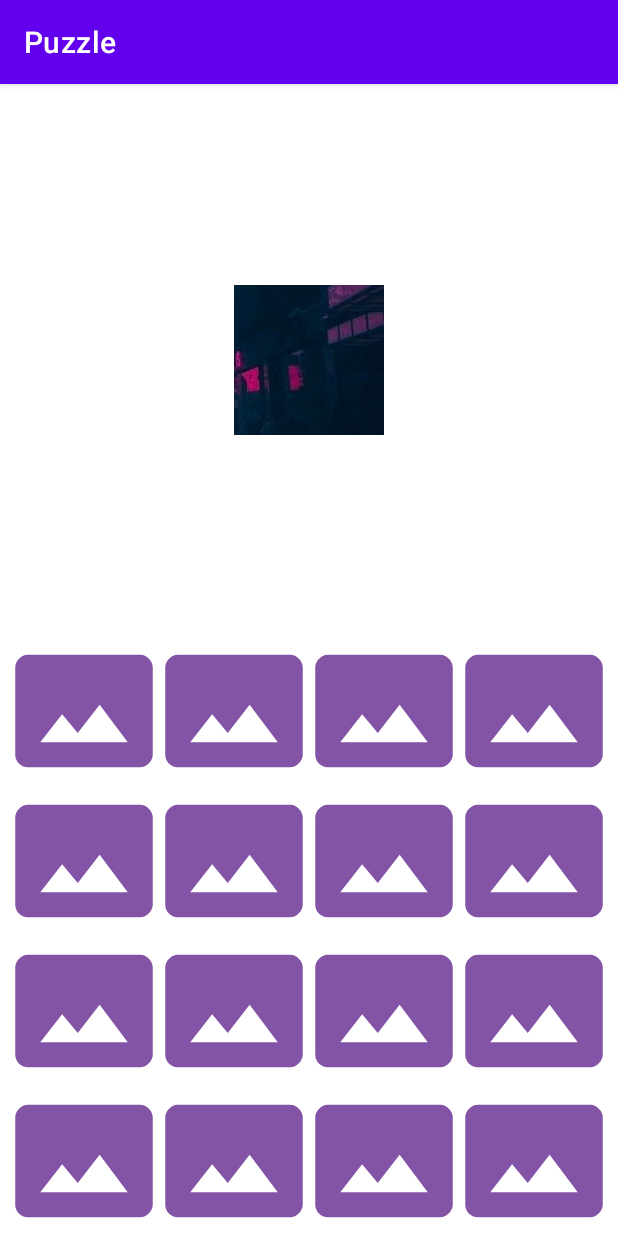
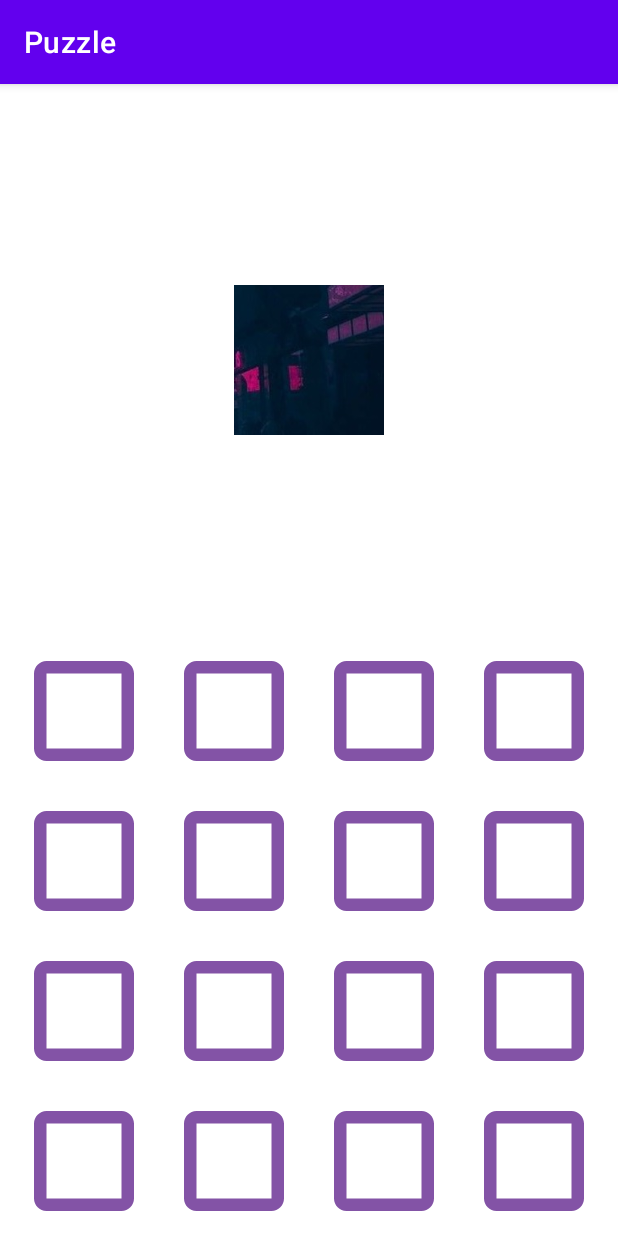
Before and after one commit to ksproska/Puzzle, an Android app: the screen it shows after launch (MainActivity), on a phone screen of 412 x 824 dp. Run offline under Robolectric (Android 15) with nearby library versions, the phone set to English and light mode, and no system bars.

Commit message:
x for when wrong input, dragged image not empty square

```diff
--- a/app/src/main/java/com/example/puzzle/MainActivity.kt
+++ b/app/src/main/java/com/example/puzzle/MainActivity.kt
@@ -9,12 +9,10 @@ import android.graphics.drawable.ColorDrawable
 import android.os.Build
 import androidx.appcompat.app.AppCompatActivity
 import android.os.Bundle
-import android.provider.ContactsContract
 import android.util.Log
 import android.view.DragEvent
 import android.view.View
 import android.widget.ImageView
-import android.widget.TextView
 import java.util.*
 import kotlin.collections.ArrayList
 
@@ -32,7 +30,14 @@ class MainActivity : AppCompatActivity() {
         R.drawable.row_3_column_1, R.drawable.row_3_column_2, R.drawable.row_3_column_3, R.drawable.row_3_column_4,
         R.drawable.row_4_column_1, R.drawable.row_4_column_2, R.drawable.row_4_column_3, R.drawable.row_4_column_4
     )
+    var currentlySetImages: ArrayList<Int> = arrayListOf(
+        R.drawable.ic_simple_square, R.drawable.ic_simple_square, R.drawable.ic_simple_square, R.drawable.ic_simple_square,
+        R.drawable.ic_simple_square, R.drawable.ic_simple_square, R.drawable.ic_simple_square, R.drawable.ic_simple_square,
+        R.drawable.ic_simple_square, R.drawable.ic_simple_square, R.drawable.ic_simple_square, R.drawable.ic_simple_square,
+        R.drawable.ic_simple_square, R.drawable.ic_simple_square, R.drawable.ic_simple_square, R.drawable.ic_simple_square
+    )
     lateinit var toDropImage: ImageView
+    var currentImageInx: Int = -1
 
     fun getIdOfImageForImageView(imageView: ImageView): Int {
         var inx = dropListeners.indexOf(imageView)
@@ -48,6 +53,14 @@ class MainActivity : AppCompatActivity() {
         toDropImage.setImageResource(notSetImages[randomNumber])
         Log.i(null, "" + dropImages.indexOf(notSetImages[randomNumber]))
         toDropImage.tag = randomNumber
+        currentImageInx = dropImages.indexOf(notSetImages[randomNumber])
+        for (imageView in dropListeners) {
+            var currentImage = currentlySetImages[dropListeners.indexOf(imageView)]
+            if (currentImage == R.drawable.ic_not_correct) {
+                currentlySetImages.set(dropListeners.indexOf(imageView), R.drawable.ic_simple_square)
+            }
+            imageView.setImageResource(currentlySetImages[dropListeners.indexOf(imageView)])
+        }
     }
 
     override fun onCreate(savedInstanceState: Bundle?) {
@@ -86,7 +99,7 @@ class MainActivity : AppCompatActivity() {
                 item
             )
 
-            val myShadow = MyDragShadowBuilder(v)
+            val myShadow = MyDragShadowBuilder(v, dropImages[currentImageInx])
 
             if (Build.VERSION.SDK_INT >= Build.VERSION_CODES.N) {
                 v.startDragAndDrop(dragData, myShadow,null,0)
@@ -102,14 +115,12 @@ class MainActivity : AppCompatActivity() {
     }
 
 
-    private class MyDragShadowBuilder(v: View) : View.DragShadowBuilder(v) {
-        private val shadow = ColorDrawable(Color.LTGRAY)
+    private class MyDragShadowBuilder(v: View, imageID: Int) : View.DragShadowBuilder(v) {
+        private val shadow = view.getResources().getDrawable(imageID, null)
 
         override fun onProvideShadowMetrics(size: Point, touch: Point) {
             val width: Int = (view.width / 1.2F).toInt()
             val height: Int = (view.height / 1.2F).toInt()
-            //val width: Int = view.width / 2
-            //val height: Int = view.height / 2
 
             shadow.setBounds(0, 0, width, height)
             size.set(width, height)
@@ -133,7 +144,7 @@ class MainActivity : AppCompatActivity() {
                 }
 
                 DragEvent.ACTION_DRAG_ENTERED -> {
-                    imageView.setImageResource(R.drawable.ic_input)
+                    imageView.setImageDrawable(ColorDrawable(Color.WHITE))
                     true
                 }
 
@@ -141,20 +152,23 @@ class MainActivity : AppCompatActivity() {
                     true
 
                 DragEvent.ACTION_DRAG_EXITED -> {
-                    imageView.setImageResource(R.drawable.ic_empty_image)
+                    var imgInx = dropListeners.indexOf(imageView)
+                    imageView.setImageResource(currentlySetImages[imgInx])
                     true
                 }
 
                 DragEvent.ACTION_DROP -> {
                     if (imageThatShouldBeDroped == notSetImages[dragedImageInx]) {
+                        currentlySetImages.set(dropImages.indexOf(imageThatShouldBeDroped), notSetImages[dragedImageInx])
                         imageView.setImageResource(notSetImages[dragedImageInx])
                         notSetImages.remove(notSetImages[dragedImageInx])
-                        imageView.setBackgroundColor(Color.BLUE)
+//                        imageView.setBackgroundColor(Color.BLUE)
                         setNextImage()
                     }
                     else {
 //                        imageView.setBackgroundColor(0x00000000)
-                        imageView.setImageResource(R.drawable.ic_empty_image)
+                        imageView.setImageResource(R.drawable.ic_not_correct)
+                        currentlySetImages.set(dropListeners.indexOf(imageView), R.drawable.ic_not_correct)
                     }
                     true
                 }
--- a/app/src/main/res/drawable/ic_input.xml
+++ b/app/src/main/res/drawable/ic_input.xml
@@ -1,5 +1,5 @@
 <vector android:alpha="0.68" android:autoMirrored="true"
-    android:height="24dp" android:tint="#48027C"
+    android:height="24dp" android:tint="#C948027C"
     android:viewportHeight="24" android:viewportWidth="24"
     android:width="24dp" xmlns:android="http://schemas.android.com/apk/res/android">
     <path android:fillColor="@android:color/white" android:pathData="M21,3.01H3c-1.1,0 -2,0.9 -2,2V9h2V4.99h18v14.03H3V15H1v4.01c0,1.1 0.9,1.98 2,1.98h18c1.1,0 2,-0.88 2,-1.98v-14c0,-1.11 -0.9,-2 -2,-2zM11,16l4,-4 -4,-4v3H1v2h10v3z"/>
--- /dev/null
+++ b/app/src/main/res/drawable/ic_not_correct.xml
@@ -0,0 +1,5 @@
+<vector android:alpha="0.68" android:height="24dp"
+    android:tint="#48027C" android:viewportHeight="24"
+    android:viewportWidth="24" android:width="24dp" xmlns:android="http://schemas.android.com/apk/res/android">
+    <path android:fillColor="@android:color/white" android:pathData="M19,6.41L17.59,5 12,10.59 6.41,5 5,6.41 10.59,12 5,17.59 6.41,19 12,13.41 17.59,19 19,17.59 13.41,12z"/>
+</vector>
--- /dev/null
+++ b/app/src/main/res/drawable/ic_simple_square.xml
@@ -0,0 +1,5 @@
+<vector android:alpha="0.68" android:height="24dp"
+    android:tint="#48027C" android:viewportHeight="24"
+    android:viewportWidth="24" android:width="24dp" xmlns:android="http://schemas.android.com/apk/res/android">
+    <path android:fillColor="@android:color/white" android:pathData="M18,4L6,4c-1.1,0 -2,0.9 -2,2v12c0,1.1 0.9,2 2,2h12c1.1,0 2,-0.9 2,-2L20,6c0,-1.1 -0.9,-2 -2,-2zM18,18L6,18L6,6h12v12z"/>
+</vector>
--- a/app/src/main/res/layout/activity_main.xml
+++ b/app/src/main/res/layout/activity_main.xml
@@ -35,28 +35,28 @@
                 android:layout_width="0dp"
                 android:layout_height="100dp"
                 android:layout_weight="1"
-                app:srcCompat="@drawable/ic_empty_image"/>
+                app:srcCompat="@drawable/ic_simple_square"/>
 
             <ImageView
                 android:id="@+id/imageView_r1c2"
                 android:layout_width="0dp"
                 android:layout_height="100dp"
                 android:layout_weight="1"
-                app:srcCompat="@drawable/ic_empty_image" />
+                app:srcCompat="@drawable/ic_simple_square" />
 
             <ImageView
                 android:id="@+id/imageView_r1c3"
                 android:layout_width="0dp"
                 android:layout_height="100dp"
                 android:layout_weight="1"
-                app:srcCompat="@drawable/ic_empty_image"/>
+                app:srcCompat="@drawable/ic_simple_square"/>
 
             <ImageView
                 android:id="@+id/imageView_r1c4"
                 android:layout_width="0dp"
                 android:layout_height="100dp"
                 android:layout_weight="1"
-                app:srcCompat="@drawable/ic_empty_image"/>
+                app:srcCompat="@drawable/ic_simple_square"/>
 
         </TableRow>
 
@@ -70,28 +70,28 @@
                 android:layout_width="0dp"
                 android:layout_height="100dp"
                 android:layout_weight="1"
-                app:srcCompat="@drawable/ic_empty_image"/>
+                app:srcCompat="@drawable/ic_simple_square"/>
 
             <ImageView
                 android:id="@+id/imageView_r2c2"
                 android:layout_width="0dp"
                 android:layout_height="100dp"
                 android:layout_weight="1"
-                app:srcCompat="@drawable/ic_empty_image" />
+                app:srcCompat="@drawable/ic_simple_square" />
 
             <ImageView
                 android:id="@+id/imageView_r2c3"
                 android:layout_width="0dp"
                 android:layout_height="100dp"
                 android:layout_weight="1"
-                app:srcCompat="@drawable/ic_empty_image"/>
+                app:srcCompat="@drawable/ic_simple_square"/>
 
             <ImageView
                 android:id="@+id/imageView_r2c4"
                 android:layout_width="0dp"
                 android:layout_height="100dp"
                 android:layout_weight="1"
-                app:srcCompat="@drawable/ic_empty_image"/>
+                app:srcCompat="@drawable/ic_simple_square"/>
 
         </TableRow>
 
@@ -106,28 +106,28 @@
                 android:layout_width="0dp"
                 android:layout_height="100dp"
                 android:layout_weight="1"
-                app:srcCompat="@drawable/ic_empty_image"/>
+                app:srcCompat="@drawable/ic_simple_square"/>
 
             <ImageView
                 android:id="@+id/imageView_r3c2"
                 android:layout_width="0dp"
                 android:layout_height="100dp"
                 android:layout_weight="1"
-                app:srcCompat="@drawable/ic_empty_image"/>
+                app:srcCompat="@drawable/ic_simple_square"/>
 
             <ImageView
                 android:id="@+id/imageView_r3c3"
                 android:layout_width="0dp"
                 android:layout_height="100dp"
                 android:layout_weight="1"
-                app:srcCompat="@drawable/ic_empty_image" />
+                app:srcCompat="@drawable/ic_simple_square" />
 
             <ImageView
                 android:id="@+id/imageView_r3c4"
                 android:layout_width="0dp"
                 android:layout_height="100dp"
                 android:layout_weight="1"
-                app:srcCompat="@drawable/ic_empty_image"/>
+                app:srcCompat="@drawable/ic_simple_square"/>
 
         </TableRow>
 
@@ -141,28 +141,28 @@
                 android:layout_width="0dp"
                 android:layout_height="100dp"
                 android:layout_weight="1"
-                app:srcCompat="@drawable/ic_empty_image"/>
+                app:srcCompat="@drawable/ic_simple_square"/>
 
             <ImageView
                 android:id="@+id/imageView_r4c2"
                 android:layout_width="0dp"
                 android:layout_height="100dp"
                 android:layout_weight="1"
-                app:srcCompat="@drawable/ic_empty_image"/>
+                app:srcCompat="@drawable/ic_simple_square"/>
 
             <ImageView
                 android:id="@+id/imageView_r4c3"
                 android:layout_width="0dp"
                 android:layout_height="100dp"
                 android:layout_weight="1"
-                app:srcCompat="@drawable/ic_empty_image"/>
+                app:srcCompat="@drawable/ic_simple_square"/>
 
             <ImageView
                 android:id="@+id/imageView_r4c4"
                 android:layout_width="0dp"
                 android:layout_height="100dp"
                 android:layout_weight="1"
-                app:srcCompat="@drawable/ic_empty_image"/>
+                app:srcCompat="@drawable/ic_simple_square"/>
 
         </TableRow>
 
```
